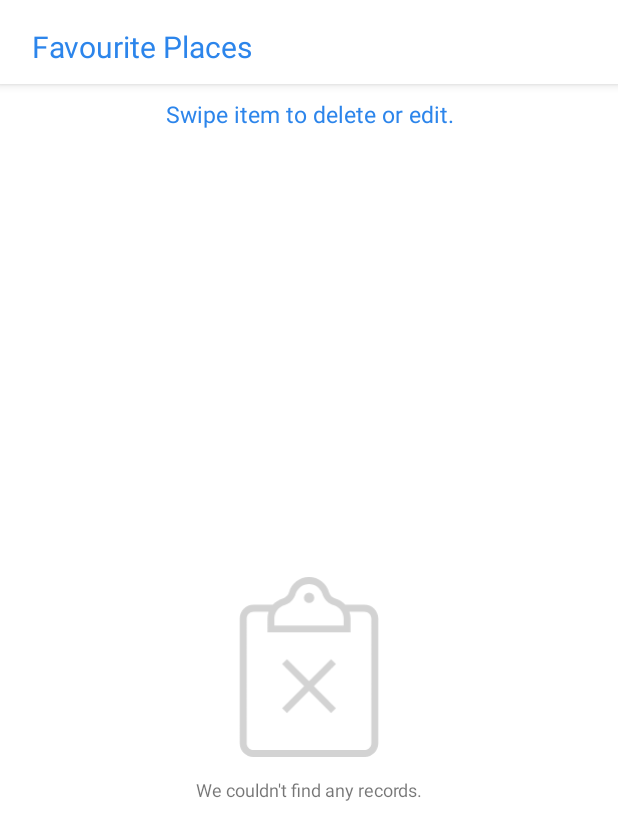
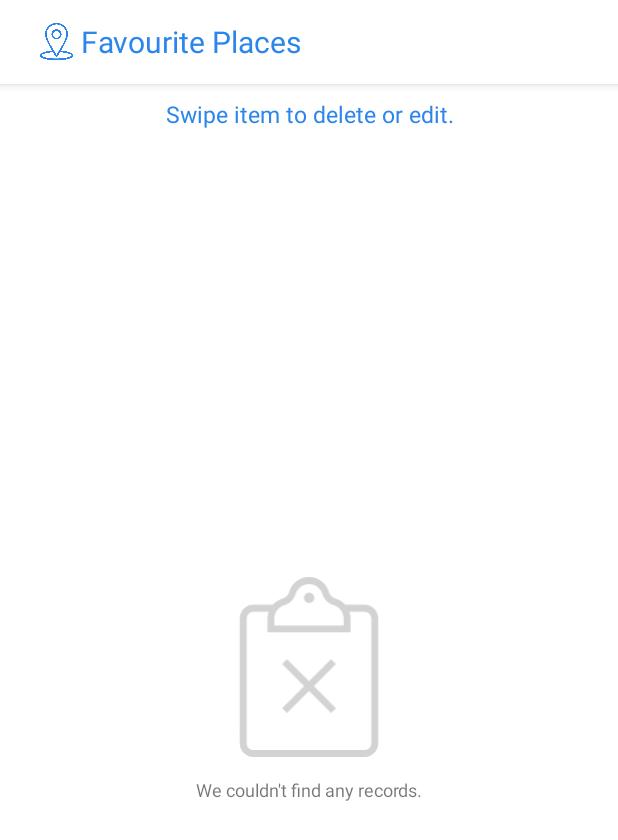
Before and after one commit to NDBNeer/FA_Namrata_C0853345_android, an Android app: the FavouritePlaceActivity screen opened directly, with no data from a screen before it, on a phone screen of 412 x 824 dp. Shown: the top 840 px of the screen. Run offline under Robolectric (Android 15) with nearby library versions, the phone set to English and light mode, and no system bars; our stand-ins replace ButterKnife, Room's generated code, sdp/ssp sizes.

Commit message:
updateing changes

```diff
--- a/app/src/main/res/layout/activity_favourite.xml
+++ b/app/src/main/res/layout/activity_favourite.xml
@@ -28,9 +28,12 @@
                 android:layout_width="match_parent"
                 android:layout_height="match_parent">
 
-
+                <ImageView
+                    android:layout_gravity="center_vertical"
+                    android:layout_width="@dimen/_25sdp"
+                    android:layout_height="@dimen/_20sdp"
+                    android:src="@drawable/placeholder" />
                 <TextView
-                    android:layout_marginTop="3dp"
                     android:layout_gravity="center"
                     android:textSize="20sp"
                     android:layout_width="match_parent"
```
Also changed, not shown: app/src/main/res/layout/activity_favmaps.xml (+5 -2 lines).
